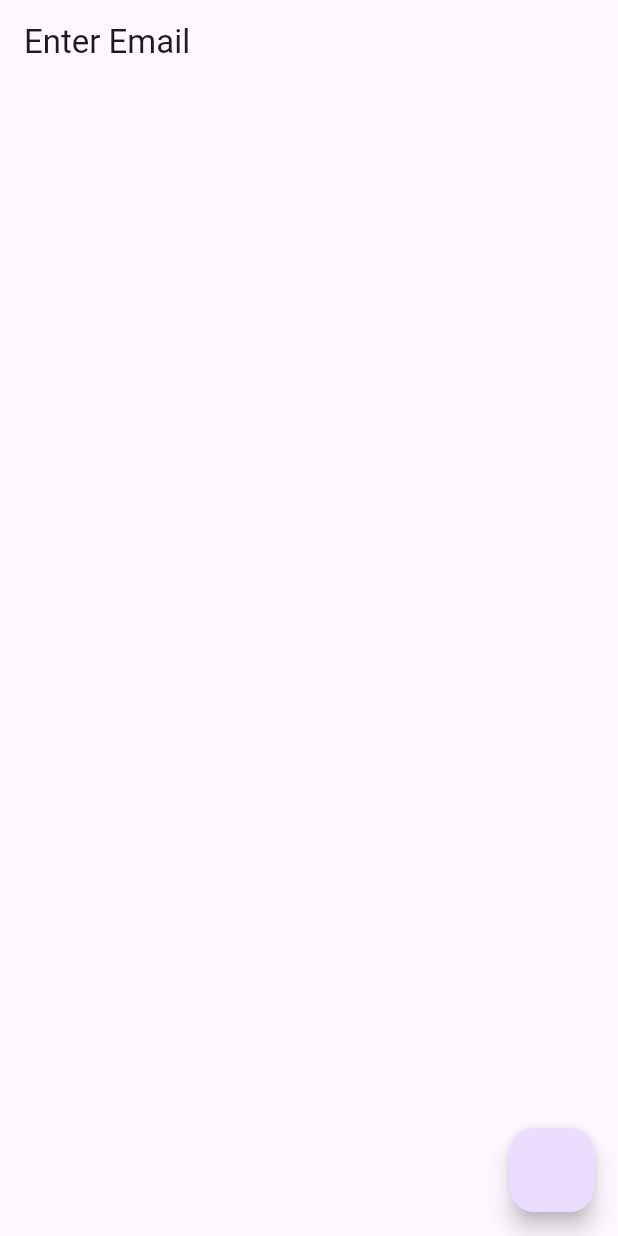
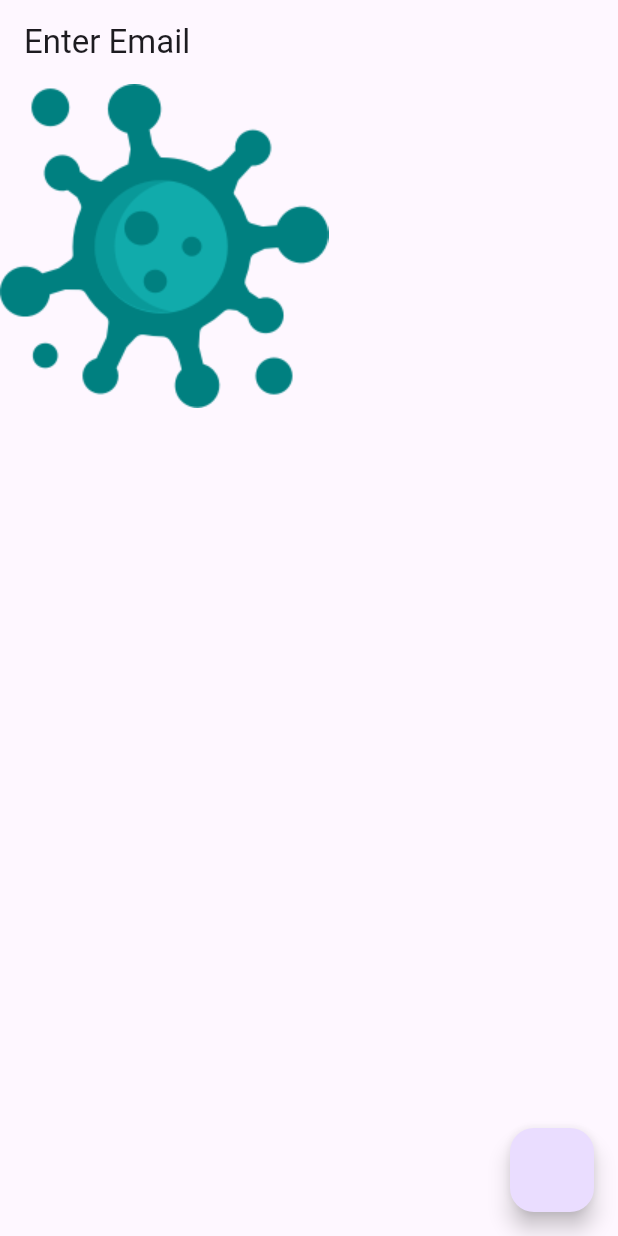
Before and after one commit to Imtiaz16041997/GetX, a Flutter app: the screen it shows after launch, on a phone screen of 412 x 824 dp. Run offline on Flutter 3.47's test engine with Material 3 defaults, Android fonts, the phone set to English and light mode, and no system bars; our stand-ins replace fluttertoast, get.

Commit message:
Assets and fonts

```diff
--- /dev/null
+++ b/lib/res/assets/image_assets.dart
@@ -0,0 +1,5 @@
+class ImageAssets{
+  static const String splashScreen = 'assets/images/virus.png';
+  static const String messageIcon = 'assets/icons/korean_girl.jpg';
+
+}
--- /dev/null
+++ b/lib/res/fonts/app_fonts.dart
@@ -0,0 +1,3 @@
+class AppFonts {
+  static const String robotBold = 'Schyler';
+}
--- a/lib/view/screen/splash_screen.dart
+++ b/lib/view/screen/splash_screen.dart
@@ -1,6 +1,7 @@
 import 'package:flutter/material.dart';
 import 'package:get/get.dart';
 import 'package:getx/data/app_exception.dart';
+import 'package:getx/res/assets/image_assets.dart';
 
 import '../../utils/utils.dart';
 
@@ -15,6 +16,7 @@ class _SplashScreenState extends State<SplashScreen> {
   @override
   Widget build(BuildContext context) {
     return Scaffold(
+      body: Image(image: AssetImage(ImageAssets.splashScreen)),
       appBar: AppBar(
         title: Text('email_hint'.tr),
       ),
--- a/pubspec.yaml
+++ b/pubspec.yaml
@@ -62,9 +62,9 @@ flutter:
   uses-material-design: true
 
   # To add assets to your application, add an assets section, like this:
-  # assets:
-  #   - images/a_dot_burr.jpeg
-  #   - images/a_dot_ham.jpeg
+  assets:
+     - assets/images/
+     - assets/icons/
 
   # An image asset can refer to one or more resolution-specific "variants", see
   # https://flutter.dev/to/resolution-aware-images
```
Also changed, not shown: assets/icons/korean_girl.jpg (added), assets/images/virus.png (added).
